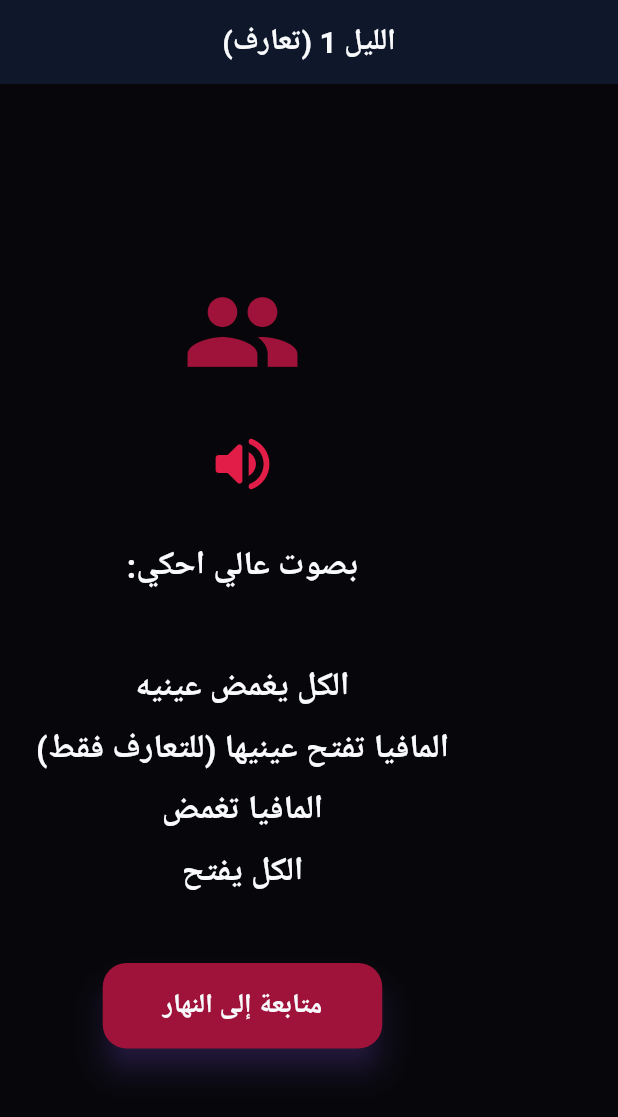
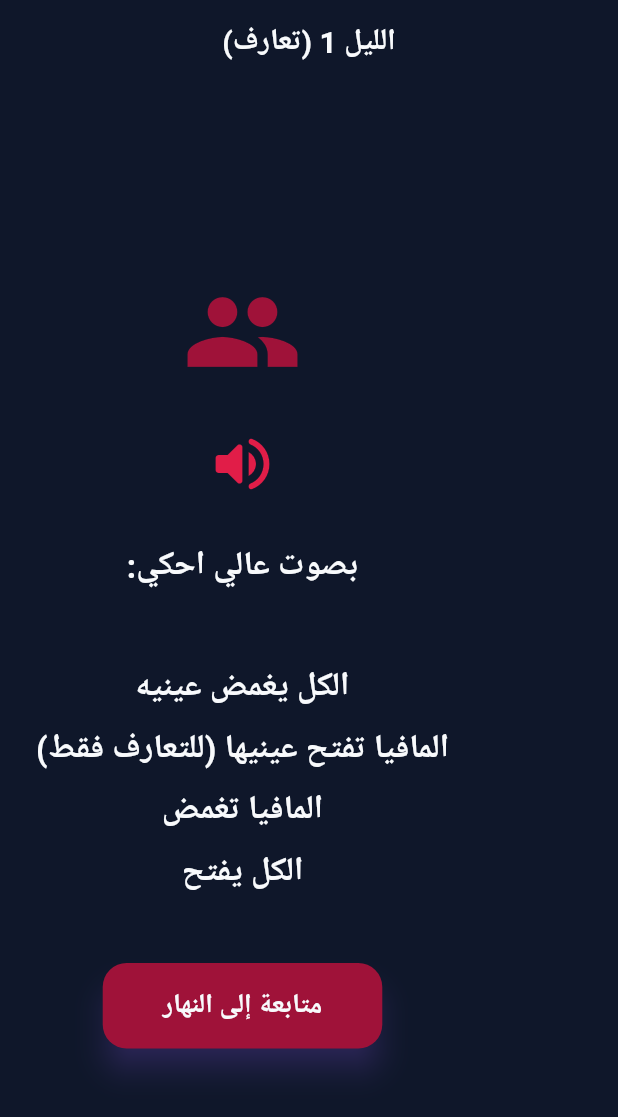
Before and after one commit to HamzaSEBE/MafiaGame, a Flutter app: the NightScreen screen opened directly, on a phone screen of 412 x 824 dp. Shown: the top 1117 px of the screen. Run offline on Flutter 3.47's test engine with Material 3 defaults, Android fonts, the phone set to English and light mode, and no system bars; our stand-ins replace audioplayers, cloud_firestore, firebase_auth, firebase_core, flutter_animate, flutter_riverpod and 5 more; accounts and stored records are empty; Roboto replaces fonts that are missing (Cairo).

```diff
--- a/lib/presentation/night/night_screen.dart
+++ b/lib/presentation/night/night_screen.dart
@@ -305,7 +305,7 @@ class _NightScreenState extends ConsumerState<NightScreen> {
 
     if (_activeSteps.isEmpty) {
       if (round == 1) {
-        return Scaffold(backgroundColor: const Color(0xFF07070B),
+        return Scaffold(
           appBar: AppBar(title: const Text('الليل 1 (تعارف)')),
           body: Padding(
             padding: const EdgeInsets.all(24),
@@ -342,7 +342,7 @@ class _NightScreenState extends ConsumerState<NightScreen> {
         );
       }
 
-      return Scaffold(backgroundColor: const Color(0xFF07070B),
+      return Scaffold(
         appBar: AppBar(title: Text('الليل $round')),
         body: Center(
           child: ElevatedButton(
@@ -359,7 +359,7 @@ class _NightScreenState extends ConsumerState<NightScreen> {
     final step = _activeSteps[_stepIndex];
     final targets = gameState.alivePlayers;
 
-    return Scaffold(backgroundColor: const Color(0xFF07070B),
+    return Scaffold(
       extendBodyBehindAppBar: true,
       appBar: AppBar(
         automaticallyImplyLeading: false,
```
